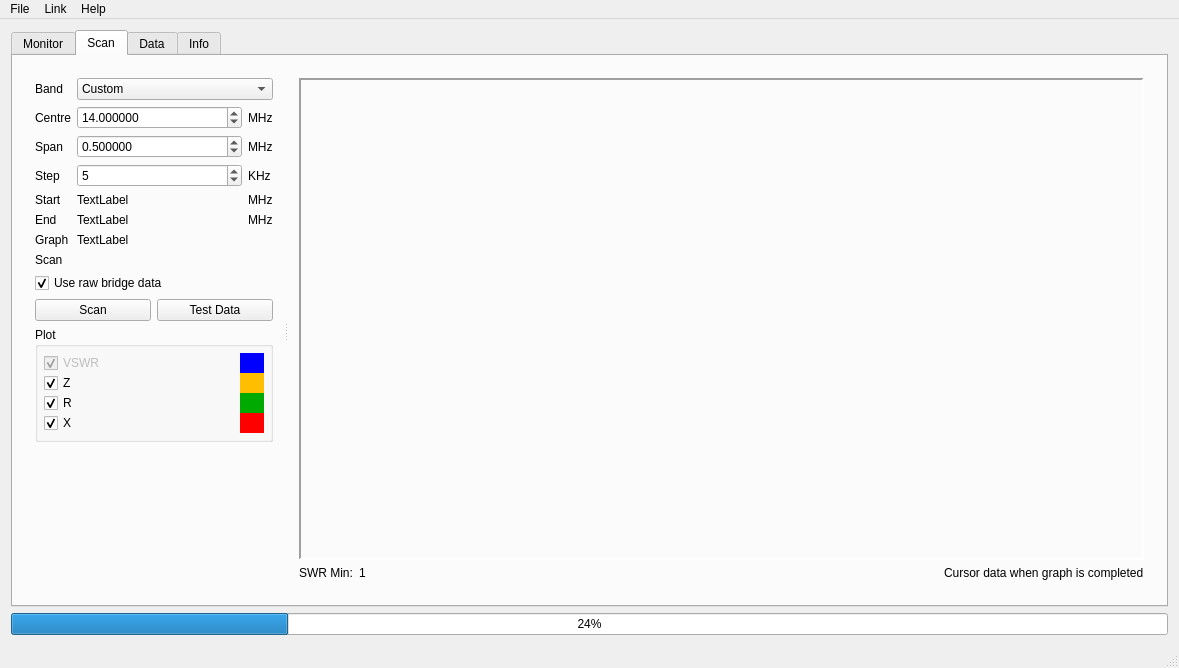
Old version of the form mainwindow.ui in the repository OnnoBH/sark-100-antenna-analyzer.
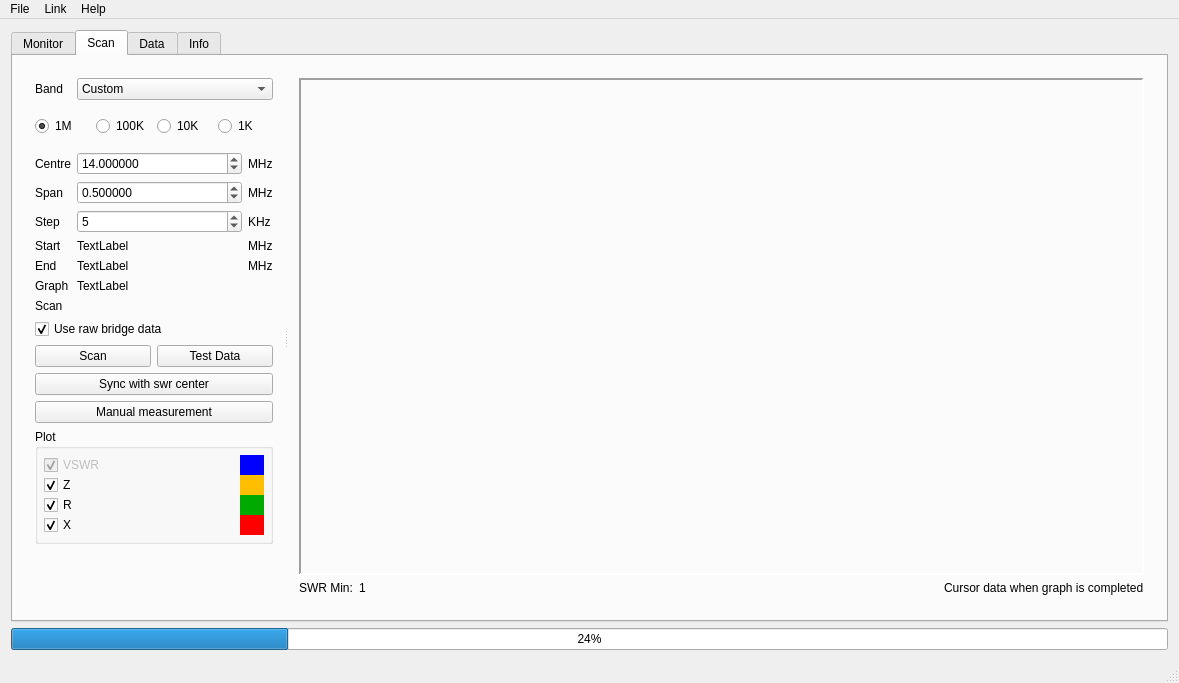
New version of the form. Icons and pictures are not drawn. Custom widgets are drawn as their Qt base class.

Commit message: Sync with swr center. Freq step size radio buttons. manual measurement (tiny sweep).

```diff
--- a/mainwindow.ui
+++ b/mainwindow.ui
@@ -7,9 +7,15 @@
     <x>0</x>
     <y>0</y>
     <width>1179</width>
-    <height>668</height>
+    <height>683</height>
    </rect>
   </property>
+  <property name="sizePolicy">
+   <sizepolicy hsizetype="Maximum" vsizetype="Preferred">
+    <horstretch>0</horstretch>
+    <verstretch>0</verstretch>
+   </sizepolicy>
+  </property>
   <property name="windowTitle">
    <string>MainWindow</string>
   </property>
@@ -17,6 +23,12 @@
    <iconset resource="analyzer.qrc">
     <normaloff>:/icons/128/antenna-charge-radio-128.png</normaloff>:/icons/128/antenna-charge-radio-128.png</iconset>
   </property>
+  <property name="iconSize">
+   <size>
+    <width>12</width>
+    <height>12</height>
+   </size>
+  </property>
   <widget class="QWidget" name="centralWidget">
    <layout class="QVBoxLayout" name="verticalLayout_3">
     <item>
@@ -383,15 +395,60 @@
            <layout class="QVBoxLayout" name="verticalLayout">
             <item>
              <layout class="QGridLayout" name="gridLayout">
-              <item row="4" column="1">
-               <widget class="QLabel" name="fstart_disp">
+              <item row="6" column="1">
+               <widget class="QLabel" name="fend_disp">
                 <property name="text">
                  <string>TextLabel</string>
                 </property>
                </widget>
               </item>
+              <item row="2" column="1">
+               <widget class="QDoubleSpinBox" name="fcentre">
+                <property name="decimals">
+                 <number>6</number>
+                </property>
+                <property name="maximum">
+                 <double>60.000000000000000</double>
+                </property>
+                <property name="singleStep">
+                 <double>1.000000000000000</double>
+                </property>
+                <property name="value">
+                 <double>14.000000000000000</double>
+                </property>
+               </widget>
+              </item>
+              <item row="8" column="1">
+               <widget class="QLabel" name="abc"/>
+              </item>
+              <item row="4" column="0">
+               <widget class="QLabel" name="label_4">
+                <property name="sizePolicy">
+                 <sizepolicy hsizetype="Maximum" vsizetype="Preferred">
+                  <horstretch>0</horstretch>
+                  <verstretch>0</verstretch>
+                 </sizepolicy>
+                </property>
+                <property name="text">
+                 <string>Step</string>
+                </property>
+               </widget>
+              </item>
+              <item row="5" column="2">
+               <widget class="QLabel" name="label_7">
+                <property name="sizePolicy">
+                 <sizepolicy hsizetype="Maximum" vsizetype="Preferred">
+                  <horstretch>0</horstretch>
+                  <verstretch>0</verstretch>
+                 </sizepolicy>
+                </property>
+                <property name="text">
+                 <string>MHz</string>
+                </property>
+               </widget>
+              </item>
               <item row="5" column="0">
-               <widget class="QLabel" name="label_3">
+               <widget class="QLabel" name="label_2">
                 <property name="sizePolicy">
                  <sizepolicy hsizetype="Maximum" vsizetype="Preferred">
                   <horstretch>0</horstretch>
@@ -399,11 +456,31 @@
                  </sizepolicy>
                 </property>
                 <property name="text">
-                 <string>End</string>
+                 <string>Start</string>
                 </property>
                </widget>
               </item>
-              <item row="1" column="0">
+              <item row="7" column="1">
+               <widget class="QLabel" name="fstep_disp">
+                <property name="text">
+                 <string>TextLabel</string>
+                </property>
+               </widget>
+              </item>
+              <item row="6" column="2">
+               <widget class="QLabel" name="label_8">
+                <property name="sizePolicy">
+                 <sizepolicy hsizetype="Maximum" vsizetype="Preferred">
+                  <horstretch>0</horstretch>
+                  <verstretch>0</verstretch>
+                 </sizepolicy>
+                </property>
+                <property name="text">
+                 <string>MHz</string>
+                </property>
+               </widget>
+              </item>
+              <item row="2" column="0">
                <widget class="QLabel" name="label">
                 <property name="sizePolicy">
                  <sizepolicy hsizetype="Maximum" vsizetype="Preferred">
@@ -416,7 +493,105 @@
                 </property>
                </widget>
               </item>
-              <item row="2" column="0">
+              <item row="2" column="2">
+               <widget class="QLabel" name="label_6">
+                <property name="sizePolicy">
+                 <sizepolicy hsizetype="Maximum" vsizetype="Preferred">
+                  <horstretch>0</horstretch>
+                  <verstretch>0</verstretch>
+                 </sizepolicy>
+                </property>
+                <property name="text">
+                 <string>MHz</string>
+                </property>
+               </widget>
+              </item>
+              <item row="6" column="0">
+               <widget class="QLabel" name="label_3">
+                <property name="sizePolicy">
+                 <sizepolicy hsizetype="Maximum" vsizetype="Preferred">
+                  <horstretch>0</horstretch>
+                  <verstretch>0</verstretch>
+                 </sizepolicy>
+                </property>
+                <property name="text">
+                 <string>End</string>
+                </property>
+               </widget>
+              </item>
+              <item row="7" column="0">
+               <widget class="QLabel" name="label_5">
+                <property name="sizePolicy">
+                 <sizepolicy hsizetype="Maximum" vsizetype="Preferred">
+                  <horstretch>0</horstretch>
+                  <verstretch>0</verstretch>
+                 </sizepolicy>
+                </property>
+                <property name="text">
+                 <string>Graph</string>
+                </property>
+               </widget>
+              </item>
+              <item row="4" column="2">
+               <widget class="QLabel" name="label_9">
+                <property name="sizePolicy">
+                 <sizepolicy hsizetype="Maximum" vsizetype="Preferred">
+                  <horstretch>0</horstretch>
+                  <verstretch>0</verstretch>
+                 </sizepolicy>
+                </property>
+                <property name="text">
+                 <string>KHz</string>
+                </property>
+               </widget>
+              </item>
+              <item row="8" column="0">
+               <widget class="QLabel" name="label_22">
+                <property name="text">
+                 <string>Scan</string>
+                </property>
+               </widget>
+              </item>
+              <item row="3" column="2">
+               <widget class="QLabel" name="label_10">
+                <property name="sizePolicy">
+                 <sizepolicy hsizetype="Maximum" vsizetype="Preferred">
+                  <horstretch>0</horstretch>
+                  <verstretch>0</verstretch>
+                 </sizepolicy>
+                </property>
+                <property name="text">
+                 <string>MHz</string>
+                </property>
+               </widget>
+              </item>
+              <item row="9" column="0" colspan="3">
+               <widget class="QCheckBox" name="useraw_chk">
+                <property name="text">
+                 <string>Use raw bridge data</string>
+                </property>
+                <property name="checked">
+                 <bool>true</bool>
+                </property>
+               </widget>
+              </item>
+              <item row="4" column="1">
+               <widget class="QSpinBox" name="onno">
+                <property name="minimum">
+                 <number>1</number>
+                </property>
+                <property name="maximum">
+                 <number>1000</number>
+                </property>
+                <property name="singleStep">
+                 <number>1</number>
+                </property>
+                <property name="value">
+                 <number>5</number>
+                </property>
+               </widget>
+              </item>
+              <item row="3" column="0">
                <widget class="QLabel" name="label_11">
                 <property name="sizePolicy">
                  <sizepolicy hsizetype="Maximum" vsizetype="Preferred">
@@ -429,16 +604,10 @@
                 </property>
                </widget>
               </item>
-              <item row="4" column="0">
-               <widget class="QLabel" name="label_2">
-                <property name="sizePolicy">
-                 <sizepolicy hsizetype="Maximum" vsizetype="Preferred">
-                  <horstretch>0</horstretch>
-                  <verstretch>0</verstretch>
-                 </sizepolicy>
-                </property>
+              <item row="5" column="1">
+               <widget class="QLabel" name="fstart_disp">
                 <property name="text">
-                 <string>Start</string>
+                 <string>TextLabel</string>
                 </property>
                </widget>
               </item>
@@ -531,7 +700,7 @@
                 </item>
                </widget>
               </item>
-              <item row="2" column="1">
+              <item row="3" column="1">
                <widget class="QDoubleSpinBox" name="fspan">
                 <property name="decimals">
                  <number>6</number>
@@ -550,13 +719,6 @@
                 </property>
                </widget>
               </item>
-              <item row="5" column="1">
-               <widget class="QLabel" name="fend_disp">
-                <property name="text">
-                 <string>TextLabel</string>
-                </property>
-               </widget>
-              </item>
               <item row="0" column="0">
                <widget class="QLabel" name="label_13">
                 <property name="text">
@@ -564,155 +726,58 @@
                 </property>
                </widget>
               </item>
-              <item row="2" column="2">
-               <widget class="QLabel" name="label_10">
-                <property name="sizePolicy">
-                 <sizepolicy hsizetype="Maximum" vsizetype="Preferred">
-                  <horstretch>0</horstretch>
-                  <verstretch>0</verstretch>
-                 </sizepolicy>
+              <item row="1" column="0" colspan="3">
+               <layout class="QHBoxLayout" name="horizontalLayout_6">
+                <property name="topMargin">
+                 <number>10</number>
                 </property>
-                <property name="text">
-                 <string>MHz</string>
+                <property name="bottomMargin">
+                 <number>10</number>
                 </property>
-               </widget>
-              </item>
-              <item row="1" column="2">
-               <widget class="QLabel" name="label_6">
-                <property name="sizePolicy">
-                 <sizepolicy hsizetype="Maximum" vsizetype="Preferred">
-                  <horstretch>0</horstretch>
-                  <verstretch>0</verstretch>
-                 </sizepolicy>
-                </property>
-                <property name="text">
-                 <string>MHz</string>
-                </property>
-               </widget>
-              </item>
-              <item row="4" column="2">
-               <widget class="QLabel" name="label_7">
-                <property name="sizePolicy">
-                 <sizepolicy hsizetype="Maximum" vsizetype="Preferred">
-                  <horstretch>0</horstretch>
-                  <verstretch>0</verstretch>
-                 </sizepolicy>
-                </property>
-                <property name="text">
-                 <string>MHz</string>
-                </property>
-               </widget>
-              </item>
-              <item row="5" column="2">
-               <widget class="QLabel" name="label_8">
-                <property name="sizePolicy">
-                 <sizepolicy hsizetype="Maximum" vsizetype="Preferred">
-                  <horstretch>0</horstretch>
-                  <verstretch>0</verstretch>
-                 </sizepolicy>
-                </property>
-                <property name="text">
-                 <string>MHz</string>
-                </property>
-               </widget>
-              </item>
-              <item row="1" column="1">
-               <widget class="QDoubleSpinBox" name="fcentre">
-                <property name="decimals">
-                 <number>6</number>
-                </property>
-                <property name="maximum">
-                 <double>60.000000000000000</double>
-                </property>
-                <property name="singleStep">
-                 <double>0.500000000000000</double>
-                </property>
-                <property name="value">
-                 <double>14.000000000000000</double>
-                </property>
-               </widget>
-              </item>
-              <item row="3" column="0">
-               <widget class="QLabel" name="label_4">
-                <property name="sizePolicy">
-                 <sizepolicy hsizetype="Maximum" vsizetype="Preferred">
-                  <horstretch>0</horstretch>
-                  <verstretch>0</verstretch>
-                 </sizepolicy>
-                </property>
-                <property name="text">
-                 <string>Step</string>
-                </property>
-               </widget>
-              </item>
-              <item row="9" column="0" colspan="3">
-               <widget class="QCheckBox" name="useraw_chk">
-                <property name="text">
-                 <string>Use raw bridge data</string>
-                </property>
-                <property name="checked">
-                 <bool>true</bool>
-                </property>
-               </widget>
-              </item>
-              <item row="3" column="1">
-               <widget class="QSpinBox" name="onno">
-                <property name="minimum">
-                 <number>1</number>
-                </property>
-                <property name="maximum">
-                 <number>1000</number>
-                </property>
-                <property name="singleStep">
-                 <number>1</number>
-                </property>
-                <property name="value">
-                 <number>5</number>
-                </property>
-               </widget>
-              </item>
-              <item row="6" column="0">
-               <widget class="QLabel" name="label_5">
-                <property name="sizePolicy">
-                 <sizepolicy hsizetype="Maximum" vsizetype="Preferred">
-                  <horstretch>0</horstretch>
-                  <verstretch>0</verstretch>
-                 </sizepolicy>
-                </property>
-                <property name="text">
-                 <string>Graph</string>
-                </property>
-               </widget>
-              </item>
-              <item row="6" column="1">
-               <widget class="QLabel" name="fstep_disp">
-                <property name="text">
-                 <string>TextLabel</string>
-                </property>
-               </widget>
-              </item>
-              <item row="3" column="2">
-               <widget class="QLabel" name="label_9">
-                <property name="sizePolicy">
-                 <sizepolicy hsizetype="Maximum" vsizetype="Preferred">
-                  <horstretch>0</horstretch>
-                  <verstretch>0</verstretch>
-                 </sizepolicy>
-                </property>
-                <property name="text">
-                 <string>KHz</string>
-                </property>
-               </widget>
-              </item>
-              <item row="7" column="1">
-               <widget class="QLabel" name="abc"/>
-              </item>
-              <item row="7" column="0">
-               <widget class="QLabel" name="label_22">
-                <property name="text">
-                 <string>Scan</string>
-                </property>
-               </widget>
+                <item>
+                 <widget class="QRadioButton" name="mhz">
+                  <property name="text">
+                   <string>1M</string>
+                  </property>
+                  <property name="checked">
+                   <bool>true</bool>
+                  </property>
+                  <attribute name="buttonGroup">
+                   <string notr="true">buttonGroup</string>
+                  </attribute>
+                 </widget>
+                </item>
+                <item>
+                 <widget class="QRadioButton" name="khz100">
+                  <property name="text">
+                   <string>100K</string>
+                  </property>
+                  <attribute name="buttonGroup">
+                   <string notr="true">buttonGroup</string>
+                  </attribute>
+                 </widget>
+                </item>
+                <item>
+                 <widget class="QRadioButton" name="khz10">
+                  <property name="text">
+                   <string>10K</string>
+                  </property>
+                  <attribute name="buttonGroup">
+                   <string notr="true">buttonGroup</string>
+                  </attribute>
+                 </widget>
+                </item>
+                <item>
+                 <widget class="QRadioButton" name="khz">
+                  <property name="text">
+                   <string>1K</string>
+                  </property>
+                  <attribute name="buttonGroup">
+                   <string notr="true">buttonGroup</string>
+                  </attribute>
+                 </widget>
+                </item>
+               </layout>
               </item>
              </layout>
             </item>
@@ -734,6 +799,20 @@
               </item>
              </layout>
             </item>
+            <item>
+             <widget class="QPushButton" name="syncCentre">
+              <property name="text">
+               <string>Sync with swr center</string>
+              </property>
+             </widget>
+            </item>
+            <item>
+             <widget class="QPushButton" name="manual">
+              <property name="text">
+               <string>Manual measurement</string>
+              </property>
+             </widget>
+            </item>
             <item>
              <widget class="QGroupBox" name="groupBox">
               <property name="title">
```
Left out of the diff: 48 changed lines with no effect on the pictures. The commit also changes 3 other files.
